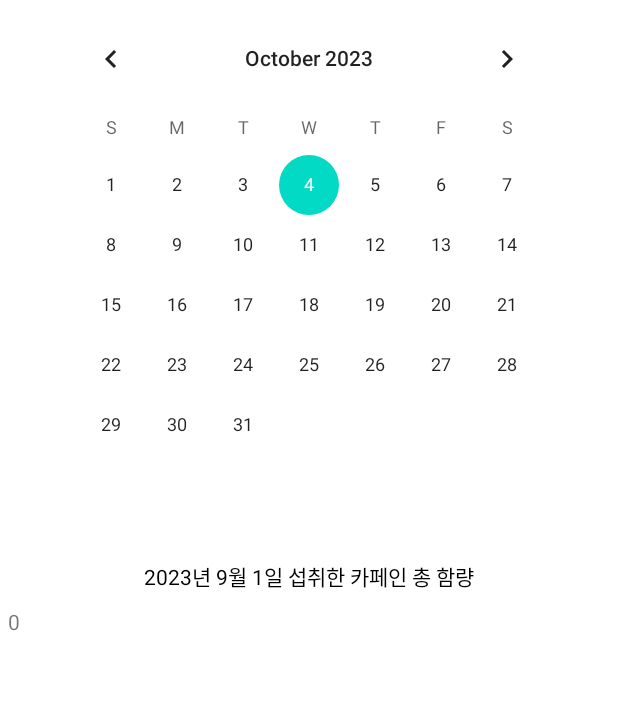
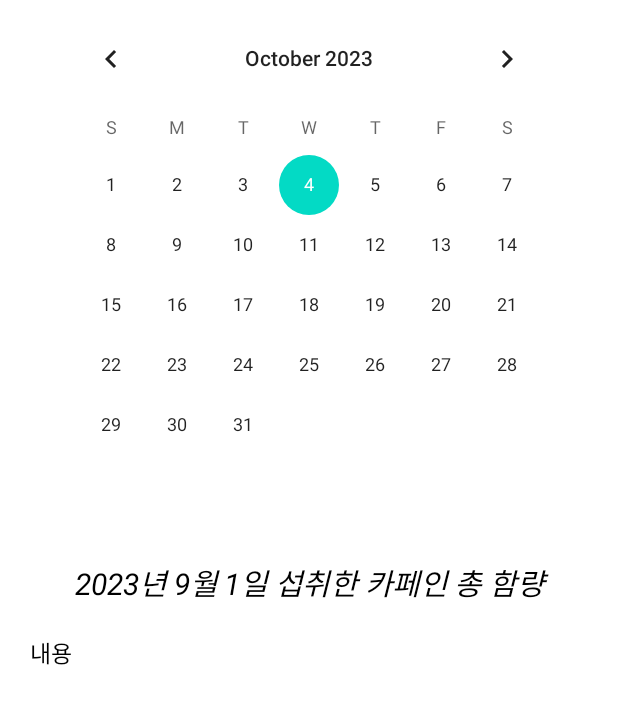
Before and after one commit to SFFK/CaffeineCalculator, an Android app: the layout fragment_calendar.xml on its own in the app's theme, with its tools: preview values and no code run, on a phone screen of 412 x 824 dp. Shown: the top 704 px of the screen. Run offline under Robolectric (Android 15) with nearby library versions, the phone set to English and light mode, and no system bars.

Commit message:
RecyclerView

```diff
--- /dev/null
+++ b/app/src/main/res/layout/coffee_view.xml
@@ -0,0 +1,20 @@
+<?xml version="1.0" encoding="utf-8"?>
+<androidx.constraintlayout.widget.ConstraintLayout
+    xmlns:android="http://schemas.android.com/apk/res/android"
+    xmlns:app="http://schemas.android.com/apk/res-auto"
+    xmlns:tools="http://schemas.android.com/tools"
+    android:layout_width="match_parent"
+    android:layout_height="match_parent"
+    android:paddingVertical="20dp"
+    android:paddingHorizontal="20dp">
+
+    <TextView
+        android:id="@+id/item_content"
+        android:layout_width="wrap_content"
+        android:layout_height="wrap_content"
+        android:text="내용"
+        android:textColor="@color/black"
+        android:textSize="15sp" />
+
+
+</androidx.constraintlayout.widget.ConstraintLayout>
--- a/app/src/main/res/layout/fragment_right.xml
+++ b/app/src/main/res/layout/fragment_calendar.xml
@@ -25,18 +25,20 @@
         <TextView
             android:id="@+id/today"
             android:text="2023년 9월 1일 섭취한 카페인 총 함량"
+            android:textSize="20sp"
+            android:textStyle="italic"
             android:textColor="@color/black"
             android:gravity="center"
             android:layout_width="match_parent"
             android:layout_height="wrap_content"/>
 
-        <TextView
-            android:id="@+id/content"
-            android:layout_width="wrap_content"
+        <androidx.recyclerview.widget.RecyclerView
+            android:id="@+id/today_drink"
+            android:layout_width="match_parent"
             android:layout_height="wrap_content"
-            android:layout_marginLeft="5dp"
-            android:layout_marginTop="10dp"
-            android:text="0"/>
+            app:layoutManager="androidx.recyclerview.widget.LinearLayoutManager"
+            android:orientation="vertical"
+            tools:listitem="@layout/coffee_view"/>
 
     </LinearLayout>
 
```
Also changed, not shown: app/src/main/java/com/cookandroid/caffeinecalculator/CalendarFragment.kt (+26 -11 lines), app/src/main/java/com/cookandroid/caffeinecalculator/CoffeeAdapter.kt (added, +28 -0 lines).
